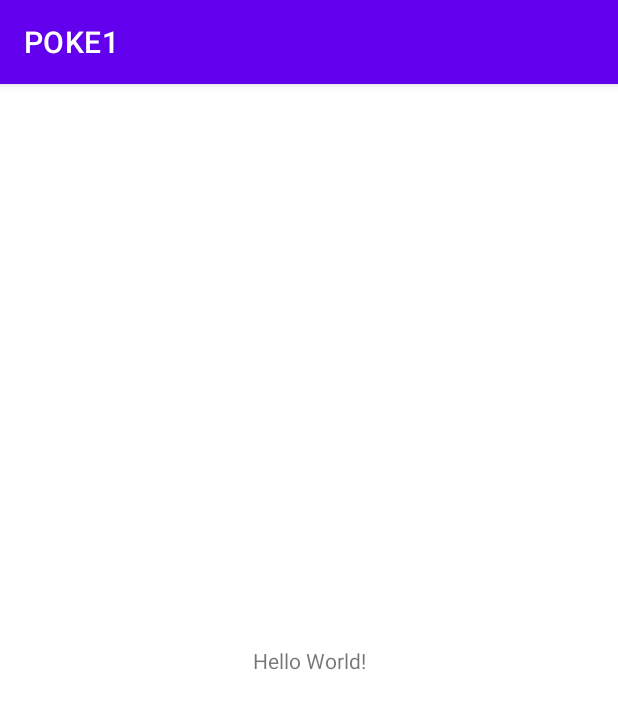
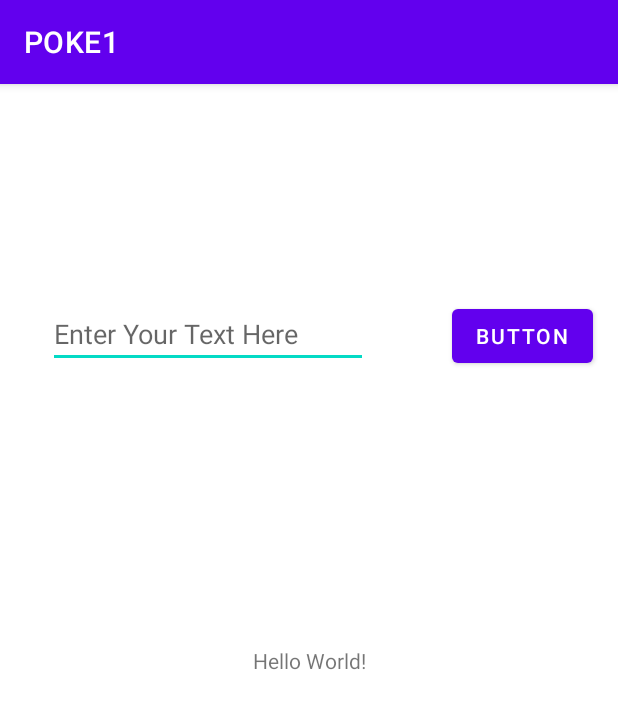
Before and after one commit to Tanmai2002/poke1, an Android app: the screen it shows after launch (MainActivity), on a phone screen of 412 x 824 dp. Shown: the top 709 px of the screen. Run offline under Robolectric (Android 15) with nearby library versions, the phone set to English and light mode, and no system bars.

```diff
--- a/app/src/main/AndroidManifest.xml
+++ b/app/src/main/AndroidManifest.xml
@@ -10,6 +10,9 @@
         android:supportsRtl="true"
         android:theme="@style/Theme.POKE1">
         <activity
+            android:name=".display"
+            android:exported="true" />
+        <activity
             android:name=".MainActivity"
             android:exported="true">
             <intent-filter>
--- a/app/src/main/java/com/example/poke1/MainActivity.java
+++ b/app/src/main/java/com/example/poke1/MainActivity.java
@@ -2,14 +2,23 @@ package com.example.poke1;
 
 import androidx.appcompat.app.AppCompatActivity;
 
+import android.content.Intent;
 import android.os.Bundle;
+import android.view.View;
+import android.widget.EditText;
 
 public class MainActivity extends AppCompatActivity {
 
-    public static final String msg="com.";
+    public static final String msg="com.example.poke1.msg";
     @Override
     protected void onCreate(Bundle savedInstanceState) {
         super.onCreate(savedInstanceState);
         setContentView(R.layout.activity_main);
+
+    }
+    public void butCLicked(View view){
+        Intent i=new Intent(this,display.class);
+        i.putExtra(msg,((EditText)findViewById(R.id.editTextTextPersonName)).getText().toString());
+        startActivity(i);
     }
 }
--- a/app/src/main/res/layout/activity_main.xml
+++ b/app/src/main/res/layout/activity_main.xml
@@ -15,4 +15,26 @@
         app:layout_constraintRight_toRightOf="parent"
         app:layout_constraintTop_toTopOf="parent" />
 
+    <EditText
+        android:id="@+id/editTextTextPersonName"
+        android:layout_width="wrap_content"
+        android:layout_height="wrap_content"
+        android:layout_marginStart="32dp"
+        android:layout_marginTop="144dp"
+        android:ems="10"
+        android:hint="@string/enter_your_text_here"
+        app:layout_constraintStart_toStartOf="parent"
+        app:layout_constraintTop_toTopOf="parent" />
+
+    <Button
+        android:id="@+id/button"
+        android:layout_width="wrap_content"
+        android:layout_height="wrap_content"
+        android:layout_marginStart="56dp"
+        android:layout_marginTop="144dp"
+        android:text="Button"
+        android:onClick="butCLicked"
+        app:layout_constraintStart_toEndOf="@+id/editTextTextPersonName"
+        app:layout_constraintTop_toTopOf="parent" />
+
 </androidx.constraintlayout.widget.ConstraintLayout>
--- a/app/src/main/res/values/strings.xml
+++ b/app/src/main/res/values/strings.xml
@@ -1,3 +1,4 @@
 <resources>
     <string name="app_name">POKE1</string>
+    <string name="enter_your_text_here">Enter Your Text Here</string>
 </resources>
```
Also changed, not shown: app/src/main/java/com/example/poke1/display.java (added, +14 -0 lines), app/src/main/res/layout/activity_display.xml (added, +9 -0 lines).
